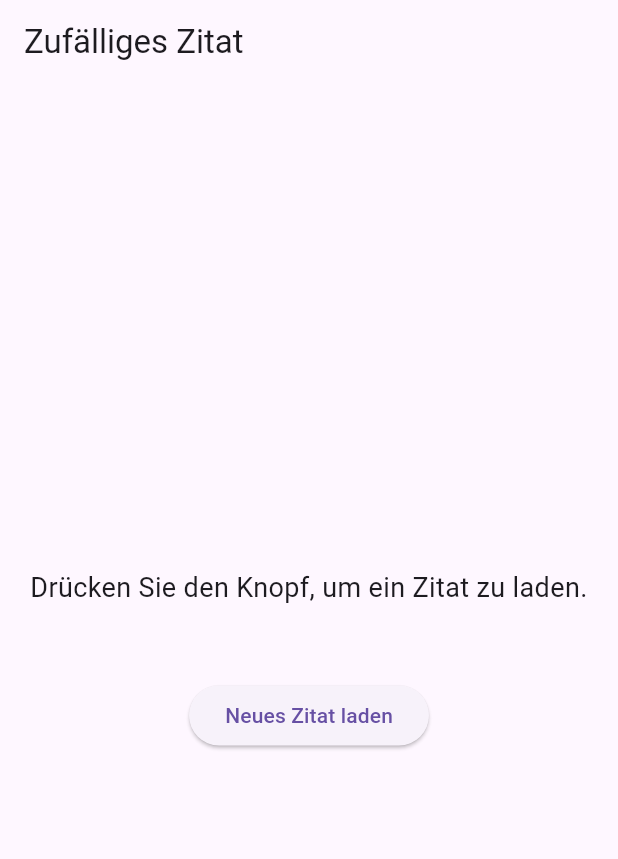
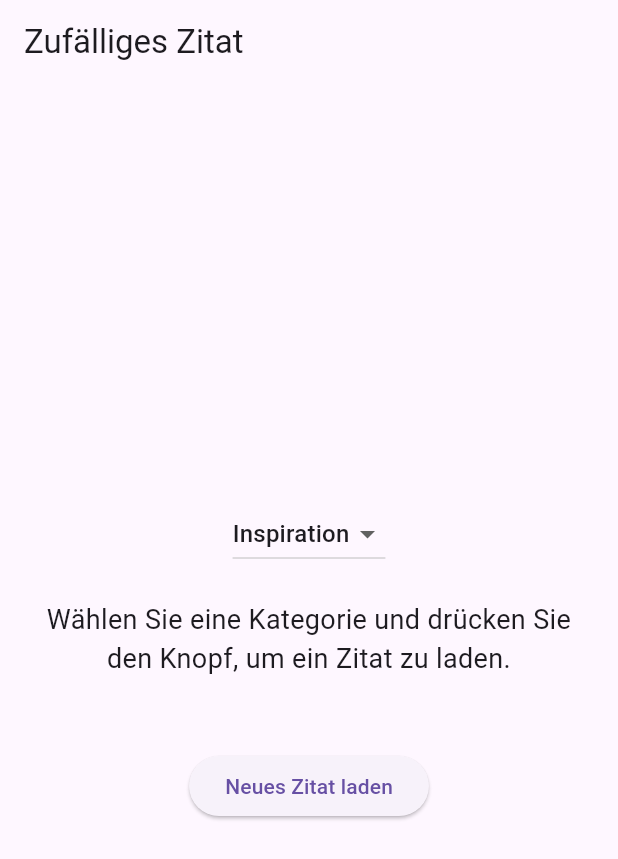
Before and after one commit to SimonAppAkademie/apidemo, a Flutter app: the screen it shows after launch, after a tap on "Neues Zitat laden", on a phone screen of 412 x 824 dp. Shown: the top 859 px of the screen. Run offline on Flutter 3.47's test engine with Material 3 defaults, Android fonts, the phone set to English and light mode, and no system bars; network calls fail.

Commit message:
added categories

```diff
--- a/lib/main.dart
+++ b/lib/main.dart
@@ -21,14 +21,15 @@ class QuoteScreen extends StatefulWidget {
 }
 
 class _QuoteScreenState extends State<QuoteScreen> {
-  String quote = "Drücken Sie den Knopf, um ein Zitat zu laden.";
+  String quote = "Wählen Sie eine Kategorie und drücken Sie den Knopf, um ein Zitat zu laden.";
   String author = "";
-  String category = "";
+  String category = "inspiration";
+  List<String> categories = ["inspiration", "love", "success", "wisdom", "happiness"];
 
   Future<void> fetchQuote() async {
     final response = await http.get(
-      Uri.parse('https://api.api-ninjas.com/v1/quotes'),
-      headers: {'X-Api-Key': '6Vwbo7vAZLInrUZVCLU0Wg==6sgPzHBdbtWdCzd3', 'category': 'happiness'},
+      Uri.parse('https://api.api-ninjas.com/v1/quotes?category=$category'),
+      headers: {'X-Api-Key': '6Vwbo7vAZLInrUZVCLU0Wg==6sgPzHBdbtWdCzd3'},
     );
 
     if (response.statusCode == 200) {
@@ -38,20 +39,17 @@ class _QuoteScreenState extends State<QuoteScreen> {
         setState(() {
           quote = quoteData['quote'];
           author = quoteData['author'];
-          category = quoteData['category'];
         });
       } else {
         setState(() {
-          quote = "Kein Zitat gefunden.";
+          quote = "Kein Zitat für diese Kategorie gefunden.";
           author = "";
-          category = "";
         });
       }
     } else {
       setState(() {
         quote = "Fehler beim Laden des Zitats.";
         author = "";
-        category = "";
       });
     }
   }
@@ -66,6 +64,21 @@ class _QuoteScreenState extends State<QuoteScreen> {
           child: Column(
             mainAxisAlignment: MainAxisAlignment.center,
             children: [
+              DropdownButton<String>(
+                value: category,
+                onChanged: (String? newValue) {
+                  setState(() {
+                    category = newValue!;
+                  });
+                },
+                items: categories.map<DropdownMenuItem<String>>((String value) {
+                  return DropdownMenuItem<String>(
+                    value: value,
+                    child: Text(value.capitalize()),
+                  );
+                }).toList(),
+              ),
+              SizedBox(height: 20),
               Text(
                 quote,
                 textAlign: TextAlign.center,
@@ -89,3 +102,9 @@ class _QuoteScreenState extends State<QuoteScreen> {
     );
   }
 }
+
+extension StringExtension on String {
+  String capitalize() {
+    return "${this[0].toUpperCase()}${this.substring(1)}";
+  }
+}
```
